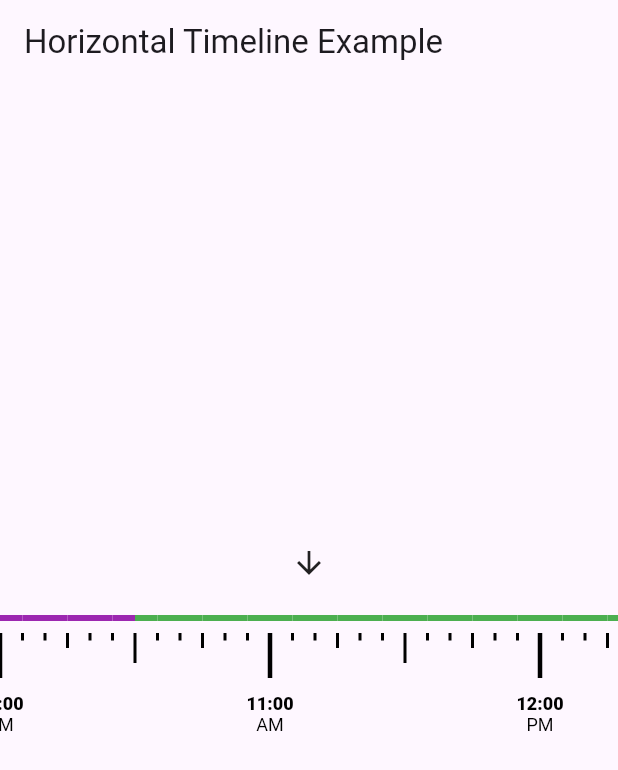
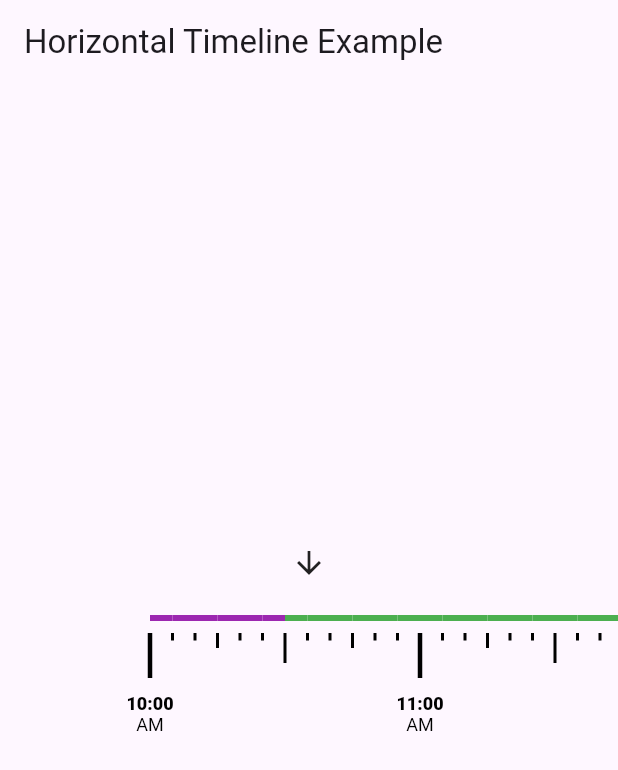
Before and after one commit to RAVISHANKAR2608/flutter-pfour, a Flutter app: the screen it shows after launch, on a phone screen of 412 x 824 dp. Shown: the top 770 px of the screen. Run offline on Flutter 3.47's test engine with Material 3 defaults, Android fonts, the phone set to English and light mode, and no system bars.

Commit message:
Issue Fixed

```diff
--- a/lib/main.dart
+++ b/lib/main.dart
@@ -19,7 +19,7 @@ class TimelineWidget extends StatefulWidget {
 class _TimelineWidgetState extends State<TimelineWidget> {
   late ScrollController _scrollController;
   final double intervalWidth = 15;
-  final double timelineMargin = 20;
+  final double paddingWidth = 100; // Adjust the padding width as needed
 
   @override
   void initState() {
@@ -37,7 +37,13 @@ class _TimelineWidgetState extends State<TimelineWidget> {
     int currentInterval = currentHour * 12 + (currentMinute / 5).round();
     double targetPosition = currentInterval * intervalWidth -
         MediaQuery.of(context).size.width / 2 +
-        intervalWidth / 2;
+        intervalWidth / 2 +
+        paddingWidth; // Add padding width
+
+    // Ensure we do not scroll to a negative position
+    if (targetPosition < 0) {
+      targetPosition = 0;
+    }
 
     _scrollController.jumpTo(targetPosition);
   }
@@ -57,15 +63,20 @@ class _TimelineWidgetState extends State<TimelineWidget> {
               controller: _scrollController,
               scrollDirection: Axis.horizontal,
               itemCount:
-                  145, // 12 hours * 12 intervals per hour (5 minutes each) + 1 extra for 10 PM
+                  145 + 2, // 12 hours * 12 intervals per hour (5 minutes each) + 2 for padding
               itemBuilder: (context, index) {
+                if (index == 0 || index == 146) {
+                  // Add padding at the start and end
+                  return SizedBox(width: paddingWidth);
+                }
+
                 DateTime intervalTime = DateTime(
                   widget.currentTime.year,
                   widget.currentTime.month,
                   widget.currentTime.day,
                   10,
                   0,
-                ).add(Duration(minutes: 5 * index));
+                ).add(Duration(minutes: 5 * (index - 1)));
                 return Container(
                   width: intervalWidth,
                   child: Column(
@@ -225,15 +236,15 @@ void main() {
           bookedTimes: [
             TimeRange(
               DateTime(DateTime.now().year, DateTime.now().month,
-                  DateTime.now().day, 19, 45),
+                  DateTime.now().day, 21, 0),
               DateTime(DateTime.now().year, DateTime.now().month,
-                  DateTime.now().day, 21, 0),
+                  DateTime.now().day, 22, 0),
             ), // Example booked interval
             TimeRange(
               DateTime(DateTime.now().year, DateTime.now().month,
-                  DateTime.now().day, 18, 15),
+                  DateTime.now().day, 19, 0),
               DateTime(DateTime.now().year, DateTime.now().month,
-                  DateTime.now().day, 19, 15),
+                  DateTime.now().day, 20, 0),
             ), // Example booked interval
           ],
         ),
```
